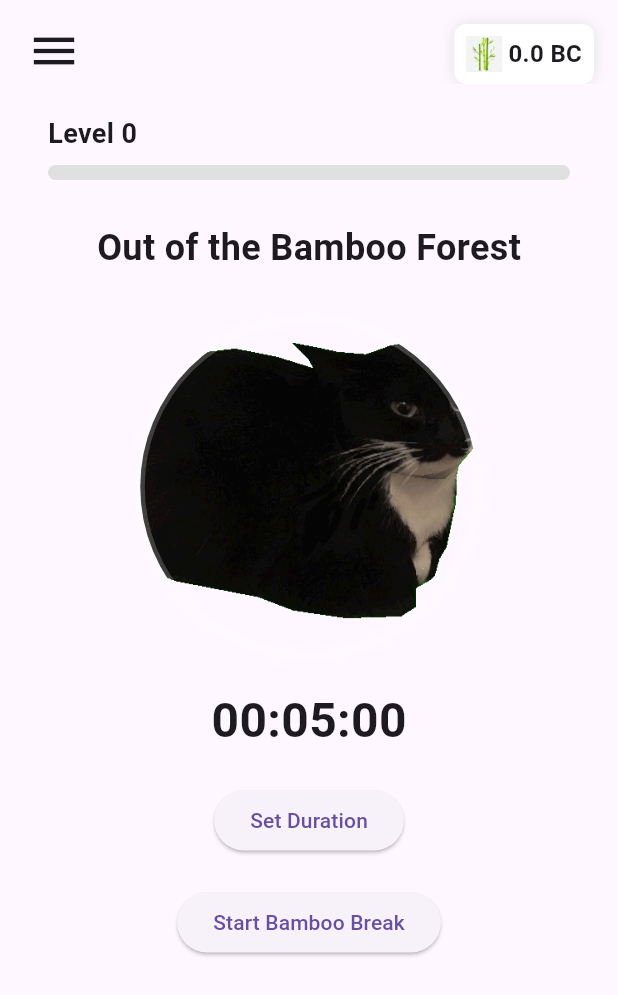
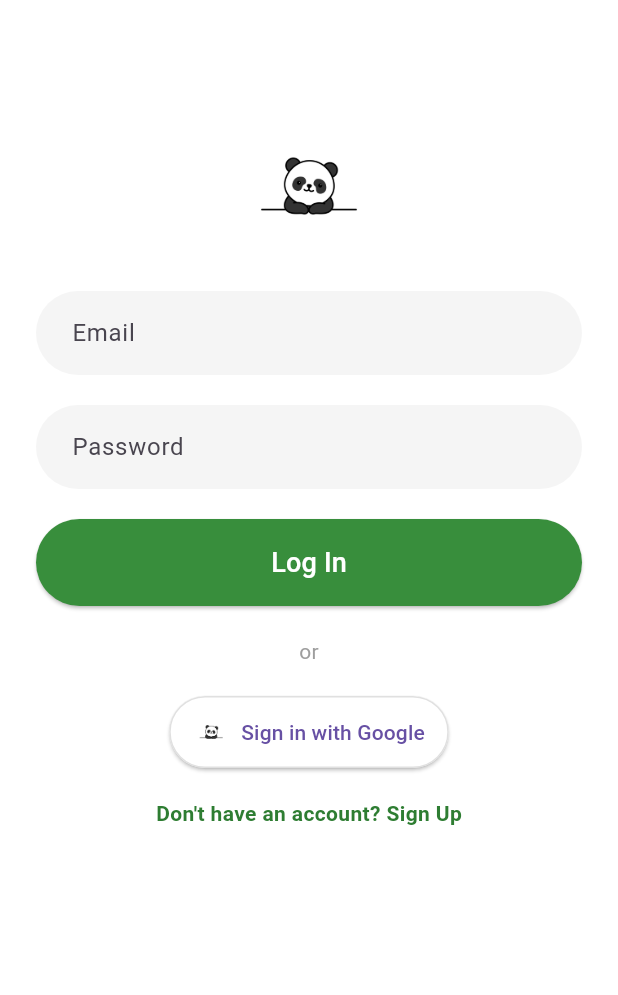
Before and after one commit to Neksyq/Panda-Time, a Flutter app: the screen it shows after launch, on a phone screen of 412 x 824 dp. Shown: the top 995 px of the screen. Run offline on Flutter 3.47's test engine with Material 3 defaults, Android fonts, the phone set to English and light mode, and no system bars; our stand-ins replace cloud_firestore, firebase_core, fl_chart, shared_preferences, wakelock_plus; accounts and stored records are empty.

Commit message:
Implemented Authorization screen

```diff
--- a/lib/main.dart
+++ b/lib/main.dart
@@ -1,4 +1,5 @@
 import 'package:flutter/material.dart';
+import 'package:pandatime/screens/authentication/authentication_screen.dart';
 import 'package:pandatime/screens/statistics/statistics_screen.dart';
 import 'screens/bamboo_break/bamboo_break_tracker_screen.dart';
 import 'package:firebase_core/firebase_core.dart';
@@ -19,15 +20,14 @@ class MyApp extends StatelessWidget {
   Widget build(BuildContext context) {
     return MaterialApp(
         theme: ThemeData(
-          primarySwatch: Colors.blue,
+          primarySwatch: Colors.green,
+          scaffoldBackgroundColor: Colors.white,
         ),
         routes: {
           '/growth_stats': (context) => const GrowStats(),
           '/panda_home': (context) => const BambooBreakTrackerScreen()
         },
         debugShowCheckedModeBanner: false,
-        home: const Scaffold(
-          body: BambooBreakTrackerScreen(),
-        ));
+        home: AuthScreen());
   }
 }
--- /dev/null
+++ b/lib/screens/authentication/authentication_screen.dart
@@ -0,0 +1,156 @@
+import 'package:flutter/material.dart';
+
+class AuthScreen extends StatefulWidget {
+  const AuthScreen({super.key});
+
+  @override
+  // ignore: library_private_types_in_public_api
+  _AuthScreenState createState() => _AuthScreenState();
+}
+
+class _AuthScreenState extends State<AuthScreen> {
+  bool isLogin = true;
+  void toggleAuthMode() {
+    setState(() {
+      isLogin = !isLogin;
+    });
+  }
+
+  @override
+  Widget build(BuildContext context) {
+    return Scaffold(
+      body: SafeArea(
+        child: SingleChildScrollView(
+          physics: const ClampingScrollPhysics(),
+          child: Padding(
+            padding: const EdgeInsets.all(24),
+            child: Column(
+              mainAxisAlignment: MainAxisAlignment.center,
+              children: [
+                const SizedBox(height: 50),
+                _buildPandaLogo(),
+                const SizedBox(height: 20),
+                _buildTextField(label: 'Email'),
+                const SizedBox(height: 20),
+                _buildTextField(label: 'Password', obscureText: true),
+                if (!isLogin) ...[
+                  const SizedBox(height: 20),
+                  _buildTextField(label: 'Confirm Password', obscureText: true),
+                ],
+                const SizedBox(height: 20),
+                _buildAuthButton(),
+                const SizedBox(height: 20),
+                const Text('or', style: TextStyle(color: Colors.grey)),
+                const SizedBox(height: 20),
+                _buildGoogleAuthButton(),
+                const SizedBox(height: 20),
+                _buildToggleAuthMode(),
+              ],
+            ),
+          ),
+        ),
+      ),
+    );
+  }
+
+  Widget _buildPandaLogo() {
+    return Image.asset(
+      'assets/images/panda_logo.jpg',
+      height: 100,
+    );
+  }
+
+  Widget _buildTextField({required String label, bool obscureText = false}) {
+    return TextField(
+      obscureText: obscureText,
+      decoration: InputDecoration(
+        labelText: label,
+        filled: true,
+        fillColor: Colors.grey[100],
+        border: OutlineInputBorder(
+            borderRadius: BorderRadius.circular(30),
+            borderSide: BorderSide.none),
+        contentPadding:
+            const EdgeInsets.symmetric(vertical: 16, horizontal: 20),
+      ),
+    );
+  }
+
+  Widget _buildAuthButton() {
+    return SizedBox(
+      width: double.infinity,
+      child: ElevatedButton(
+        onPressed: () {},
+        style: ElevatedButton.styleFrom(
+          backgroundColor: Colors.green[700],
+          padding: const EdgeInsets.symmetric(vertical: 16),
+          shape: RoundedRectangleBorder(
+            borderRadius: BorderRadius.circular(30),
+          ),
+        ),
+        child: Text(
+          isLogin ? 'Log In' : 'Sign Up',
+          style: const TextStyle(
+            color: Colors.white,
+            fontSize: 18,
+          ),
+        ),
+      ),
+    );
+  }
+
+  Widget _buildGoogleAuthButton() {
+    if (!isLogin) {
+      return ElevatedButton.icon(
+        onPressed: () {},
+        style: ElevatedButton.styleFrom(
+          backgroundColor: Colors.white,
+          disabledBackgroundColor: Colors.grey[700],
+          padding: const EdgeInsets.symmetric(vertical: 12, horizontal: 16),
+          shape: RoundedRectangleBorder(
+            borderRadius: BorderRadius.circular(30),
+          ),
+          side: BorderSide(color: Colors.grey.shade300),
+        ),
+        icon: Image.asset(
+          'assets/images/panda_logo.jpg', // Replace with actual image assets for Google and Apple
+          height: 24,
+        ),
+        label: const Text('Sign up with Google'),
+      );
+    } else {
+      return ElevatedButton.icon(
+        onPressed: () {},
+        style: ElevatedButton.styleFrom(
+          backgroundColor: Colors.white,
+          disabledBackgroundColor: Colors.grey[700],
+          padding: const EdgeInsets.symmetric(vertical: 12, horizontal: 16),
+          shape: RoundedRectangleBorder(
+            borderRadius: BorderRadius.circular(30),
+          ),
+          side: BorderSide(color: Colors.grey.shade300),
+        ),
+        icon: Image.asset(
+          'assets/images/panda_logo.jpg', // Replace with actual image assets for Google and Apple
+          height: 24,
+        ),
+        label: const Text('Sign in with Google'),
+      );
+    }
+  }
+
+  Widget _buildToggleAuthMode() {
+    return GestureDetector(
+      onTap: toggleAuthMode,
+      child: Text(
+        isLogin
+            ? "Don't have an account? Sign Up"
+            : "Already have an account? Log In",
+        style: TextStyle(
+          color: Colors.green[800],
+          fontWeight: FontWeight.bold,
+        ),
+      ),
+    );
+  }
+}
```
Also changed, not shown: pubspec.yaml (+3 -4 lines), assets/images/google_logo.png (added), assets/images/panda2_gif.gif (deleted), assets/images/panda_logo.jpg (renamed from assets/images/panda.jpg).
